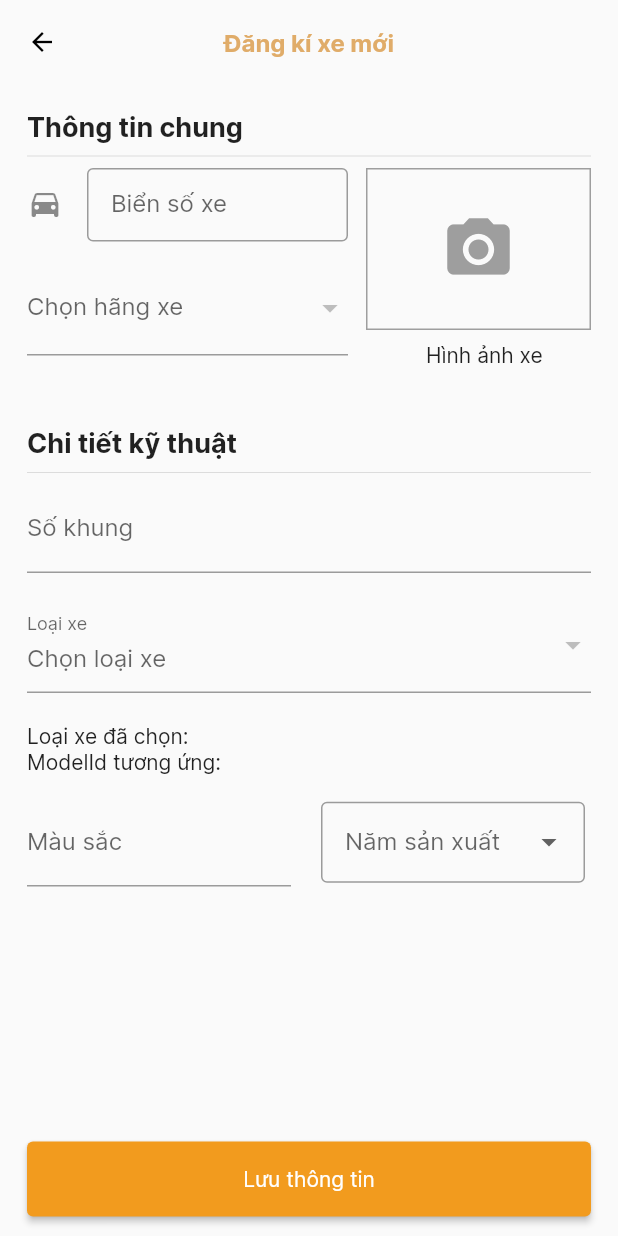
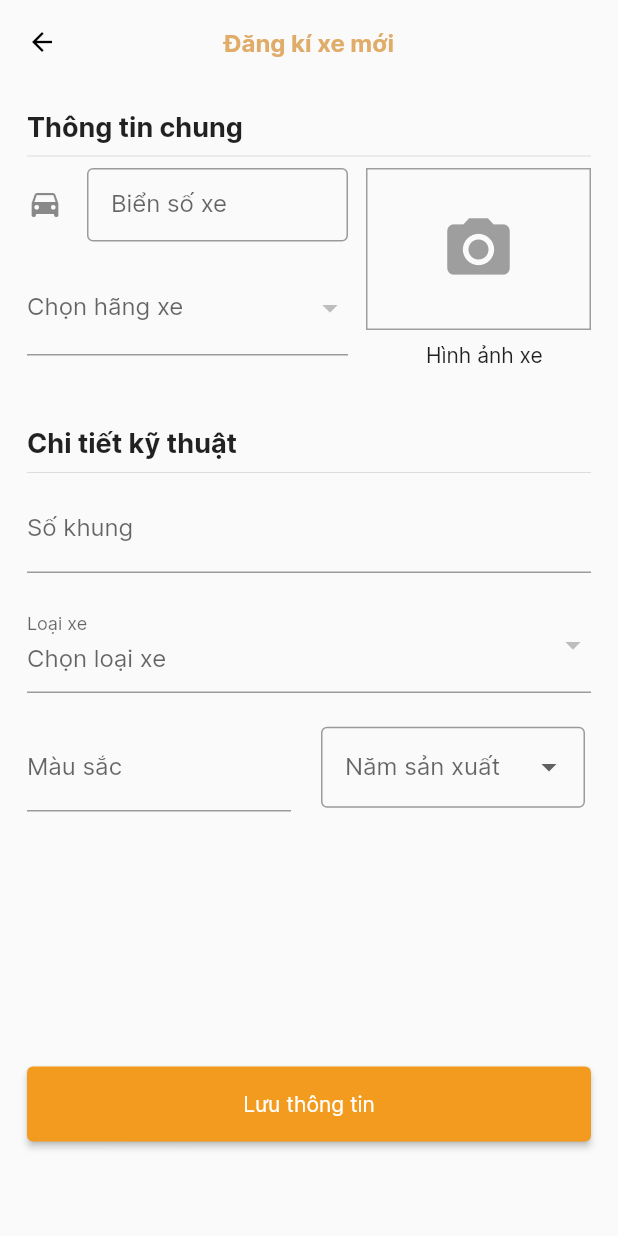
Before and after one commit to Bminh2312/Car_Rescue_Flutter_MO, a Flutter app: the AddCarScreen screen opened directly with empty values, on a phone screen of 412 x 824 dp. Run offline on Flutter 3.47's test engine with Material 2 defaults, Android fonts, the phone set to English and light mode, and no system bars; our stand-ins replace dots_indicator, dotted_line, firebase_core, firebase_messaging, firebase_storage, flutter_local_notifications and 18 more; missing offline and left inert: country_calling_code_picker, flutter_polyline_points, google_api_headers, google_maps_webservice, google_place, time_range_picker and 1 more; accounts and stored records are empty; network calls fail; project files that could hold a hidden picture were left out.

Commit message:
FixCarView

```diff
--- a/lib/src/presentation/view/customer_view/car_view/widgets/add_car_view.dart
+++ b/lib/src/presentation/view/customer_view/car_view/widgets/add_car_view.dart
@@ -337,9 +337,6 @@ class _AddCarScreenState extends State<AddCarScreen> {
                             hint: Text('Chọn loại xe'),
                           ),
                           SizedBox(height: 20),
-                          Text('Loại xe đã chọn: $_selectedType'),
-                          Text('ModelId tương ứng: $_selectedModelId'),
-                          SizedBox(height: 16),
                           Row(
                             children: [
                               Container(
```
Also changed, not shown: lib/src/presentation/view/customer_view/service_details/layout/tow_layout/body.dart (+19 -19 lines).
